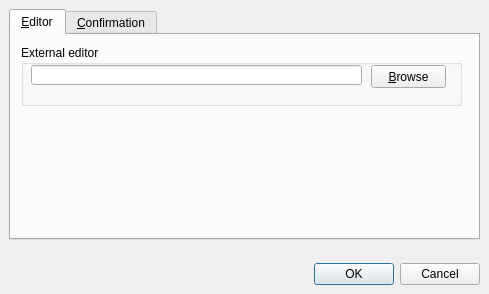
The window that OptionsDialog.ui (martin-kudlicka/file-commander) describes before a commit, drawn with Qt 5.
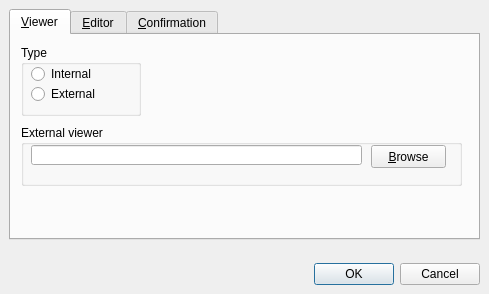
The same window after the commit. The open tabs and pages were chosen to show the change.

Commit message: + choose internal or external viewer

```diff
--- a/OptionsDialog.ui
+++ b/OptionsDialog.ui
@@ -584,6 +584,86 @@
          <property name="currentIndex" >
           <number>0</number>
          </property>
+         <widget class="QWidget" name="tab_11" >
+          <attribute name="title" >
+           <string>&amp;Viewer</string>
+          </attribute>
+          <widget class="QGroupBox" name="groupBox_9" >
+           <property name="geometry" >
+            <rect>
+             <x>10</x>
+             <y>10</y>
+             <width>120</width>
+             <height>71</height>
+            </rect>
+           </property>
+           <property name="title" >
+            <string>Type</string>
+           </property>
+           <widget class="QRadioButton" name="qrbViewerInternal" >
+            <property name="geometry" >
+             <rect>
+              <x>10</x>
+              <y>20</y>
+              <width>83</width>
+              <height>18</height>
+             </rect>
+            </property>
+            <property name="text" >
+             <string>Internal</string>
+            </property>
+           </widget>
+           <widget class="QRadioButton" name="qrbViewerExternal" >
+            <property name="geometry" >
+             <rect>
+              <x>10</x>
+              <y>40</y>
+              <width>83</width>
+              <height>18</height>
+             </rect>
+            </property>
+            <property name="text" >
+             <string>External</string>
+            </property>
+           </widget>
+          </widget>
+          <widget class="QGroupBox" name="groupBox_10" >
+           <property name="geometry" >
+            <rect>
+             <x>10</x>
+             <y>90</y>
+             <width>441</width>
+             <height>61</height>
+            </rect>
+           </property>
+           <property name="title" >
+            <string>External viewer</string>
+           </property>
+           <widget class="QLineEdit" name="qleExternalViewer" >
+            <property name="geometry" >
+             <rect>
+              <x>10</x>
+              <y>20</y>
+              <width>331</width>
+              <height>20</height>
+             </rect>
+            </property>
+           </widget>
+           <widget class="QPushButton" name="qpbExternalViewerBrowse" >
+            <property name="geometry" >
+             <rect>
+              <x>350</x>
+              <y>20</y>
+              <width>75</width>
+              <height>23</height>
+             </rect>
+            </property>
+            <property name="text" >
+             <string>&amp;Browse</string>
+            </property>
+           </widget>
+          </widget>
+         </widget>
          <widget class="QWidget" name="tab_10" >
           <attribute name="title" >
            <string>&amp;Editor</string>
```
The commit also changes 5 other files.
